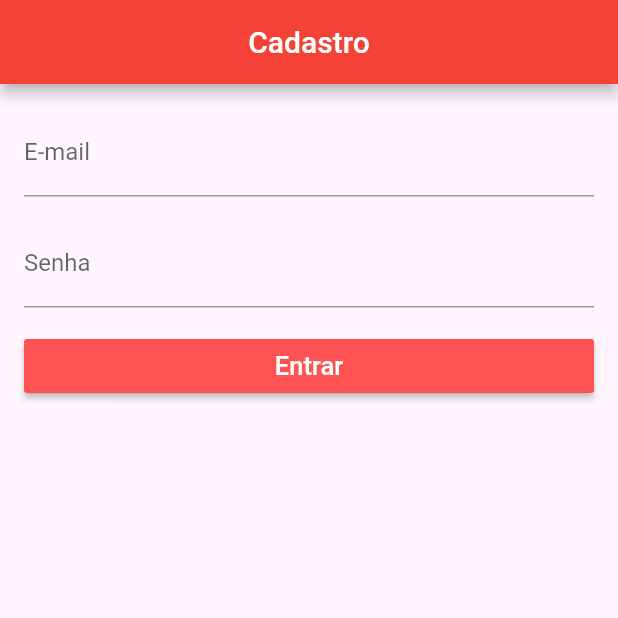
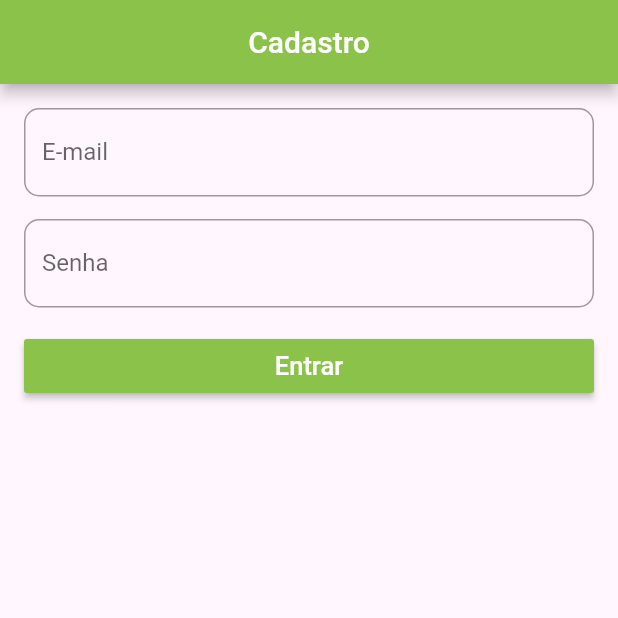
Before and after one commit to fernandodx/queimadas, a Flutter app: the screen it shows after launch, on a phone screen of 412 x 824 dp, the top half of it. Run offline on Flutter 3.47's test engine with Material 2 defaults, Android fonts, the phone set to English and light mode, and no system bars.

Commit message:
- Evolução do projeto

```diff
--- a/lib/main.dart
+++ b/lib/main.dart
@@ -11,7 +11,7 @@ class MyApp extends StatelessWidget {
       debugShowCheckedModeBanner: false,
       title: 'Queimadas',
       theme: ThemeData(
-        primarySwatch: Colors.red,
+        primarySwatch: Colors.lightGreen,
         scaffoldBackgroundColor: Color(0xFFfff6fe)
 
       ),
--- a/lib/pages/home_page.dart
+++ b/lib/pages/home_page.dart
@@ -1,4 +1,5 @@
 import 'package:flutter/material.dart';
+import 'package:queimadas/pages/lista_focus.dart';
 
 class HomePage extends StatelessWidget {
   @override
@@ -14,9 +15,7 @@ class HomePage extends StatelessWidget {
           ]),
         ),
         body: TabBarView(children: [
-          Container(
-
-          ),
+         ListaFocus(),
           Container(
             color: Colors.greenAccent,
           )
--- a/lib/pages/login.dart
+++ b/lib/pages/login.dart
@@ -1,4 +1,9 @@
 import 'package:flutter/material.dart';
+import 'package:queimadas/pages/home_page.dart';
+import 'package:queimadas/pages/lista_focus_api.dart';
+import 'package:queimadas/utils/nav.dart';
+import 'package:queimadas/widgets/app_button_default.dart';
+import 'package:queimadas/widgets/app_text_default.dart';
 
 class Login extends StatefulWidget {
   @override
@@ -23,7 +28,10 @@ class _LoginState extends State<Login> {
   Widget build(BuildContext context) {
     return Scaffold(
       appBar: AppBar(
-        title: Text("Cadastro"),
+        title: Text(
+          "Cadastro",
+          style: TextStyle(color: Colors.white),
+        ),
         centerTitle: true,
       ),
       body: Form(
@@ -32,7 +40,7 @@ class _LoginState extends State<Login> {
           margin: EdgeInsets.all(16),
           child: ListView(
             children: <Widget>[
-              _textField(
+              AppTextDefault(
                 name: "E-mail",
                 controller: emailTextController,
                 validator: _validatorEmail,
@@ -41,64 +49,23 @@ class _LoginState extends State<Login> {
                 nextFocus: _focusSenha,
               ),
               SizedBox(height: 15),
-              _textField(
+              AppTextDefault(
                 name: "Senha",
                 controller: senhaTextControlller,
                 validator: _validatorSenha,
                 inputType: TextInputType.number,
                 inputAction: TextInputAction.done,
                 focus: _focusSenha,
-                  isPassword: true),
+                isPassword: true,
+              ),
               SizedBox(height: 15),
-              _createButtonDefault("Entrar", _onClickLogin),
+              AppButtonDefault(
+                label: "Entrar",
+                onPressed: _onClickLogin,
+              )
             ],
           ),
         ),
-      ),
-    );
-  }
-
-  RaisedButton _createButtonDefault(String label, Function onPressed) {
-    return RaisedButton(
-      child: Text(
-        label,
-        style: TextStyle(
-          fontSize: 17,
-        ),
-      ),
-      color: Colors.redAccent,
-      textColor: Colors.white,
-      onPressed: onPressed,
-    );
-  }
-
-  TextFormField _textField({
-    @required String name,
-    String hint = "",
-    bool isPassword = false,
-    TextEditingController controller,
-    FormFieldValidator<String> validator,
-    TextInputType inputType,
-    TextInputAction inputAction,
-    FocusNode focus,
-    FocusNode nextFocus,
-  }) {
-    return TextFormField(
-      controller: controller,
-      validator: validator,
-      obscureText: isPassword,
-      keyboardType: inputType,
-      focusNode: focus,
-      textInputAction: inputAction,
-      onFieldSubmitted: (value) {
-        print(value);
-        if(nextFocus != null){
-          FocusScope.of(context).requestFocus(nextFocus);
-        }
-      },
-      decoration: InputDecoration(
-        labelText: name,
-        hintText: hint,
       ),
     );
   }
@@ -112,6 +79,8 @@ class _LoginState extends State<Login> {
     var senha = senhaTextControlller.text;
 
     print("E-mail: $email senha: $senha");
+
+    push(context, HomePage());
   }
 
   String _validatorEmail(String value) {
--- /dev/null
+++ b/lib/widgets/app_button_default.dart
@@ -0,0 +1,38 @@
+import 'package:flutter/material.dart';
+
+class AppButtonDefault extends StatelessWidget {
+  String label;
+  Function onPressed;
+  bool isShowProgress;
+
+  AppButtonDefault(
+      {this.label, @required this.onPressed, this.isShowProgress = false});
+
+  @override
+  Widget build(BuildContext context) {
+    return RaisedButton(
+      child: Container(
+        padding: EdgeInsets.all(2),
+        child: getTextButton(),),
+      color: Colors.lightGreen,
+      textColor: Colors.white,
+      onPressed: onPressed,
+    );
+  }
+
+  Widget getTextButton() {
+    if (isShowProgress) {
+      return Center(
+        child: CircularProgressIndicator(
+          valueColor: AlwaysStoppedAnimation(Colors.white),
+        ),
+      );
+    }
+    return Text(
+      label,
+      style: TextStyle(
+        fontSize: 17,
+      ),
+    );
+  }
+}
--- /dev/null
+++ b/lib/widgets/app_text_default.dart
@@ -0,0 +1,49 @@
+import 'package:flutter/material.dart';
+
+class AppTextDefault extends StatelessWidget {
+  String name;
+  String hint;
+  bool isPassword;
+  TextEditingController controller;
+  FormFieldValidator<String> validator;
+  TextInputType inputType;
+  TextInputAction inputAction;
+  FocusNode focus;
+  FocusNode nextFocus;
+
+  AppTextDefault(
+      {@required this.name,
+      this.hint = "",
+      this.isPassword = false,
+      this.controller,
+      this.validator,
+      this.inputType,
+      this.inputAction,
+      this.focus,
+      this.nextFocus});
+
+  @override
+  Widget build(BuildContext context) {
+    return TextFormField(
+      controller: controller,
+      validator: validator,
+      obscureText: isPassword,
+      keyboardType: inputType,
+      focusNode: focus,
+      textInputAction: inputAction,
+      onFieldSubmitted: (value) {
+        print(value);
+        if (nextFocus != null) {
+          FocusScope.of(context).requestFocus(nextFocus);
+        }
+      },
+      decoration: InputDecoration(
+        border: OutlineInputBorder(
+          borderRadius: BorderRadius.circular(10)
+        ),
+        labelText: name,
+        hintText: hint,
+      ),
+    );
+  }
+}
--- a/pubspec.yaml
+++ b/pubspec.yaml
@@ -23,6 +23,7 @@ dependencies:
   # The following adds the Cupertino Icons font to your application.
   # Use with the CupertinoIcons class for iOS style icons.
   cupertino_icons: ^0.1.2
+  http: ^0.12.0+2
 
 dev_dependencies:
   flutter_test:
```
Also changed, not shown: lib/Focus.dart (added, +22 -0 lines), lib/ResponseApi.dart (added, +15 -0 lines), lib/pages/datail_focus.dart (added, +54 -0 lines), lib/pages/lista_focus.dart (added, +41 -0 lines), lib/pages/lista_focus_api.dart (added, +73 -0 lines), lib/utils/alert.dart (added, +30 -0 lines), lib/utils/nav.dart (added, +9 -0 lines), pubspec.lock. Lines whose indentation alone changed are shown as unchanged.
